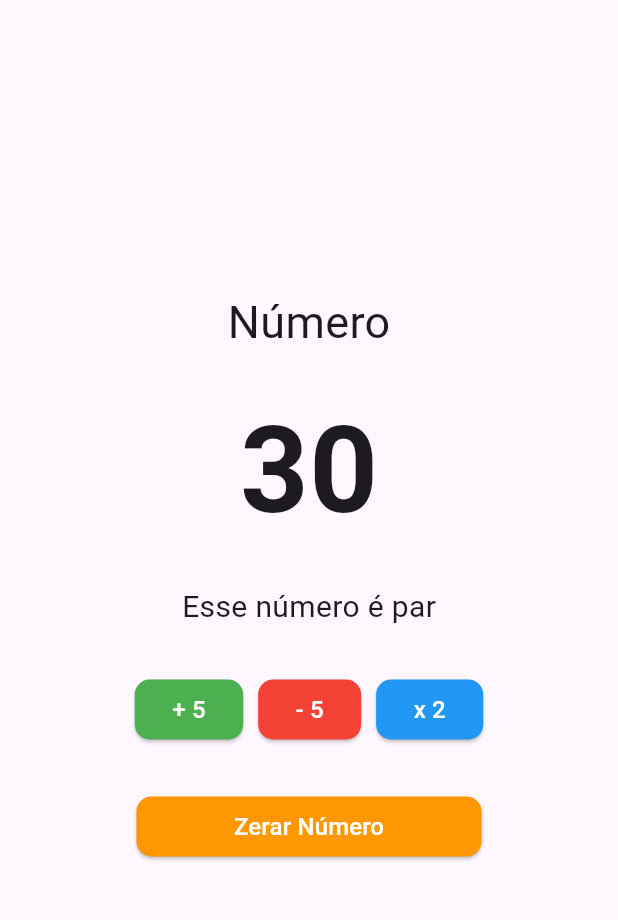
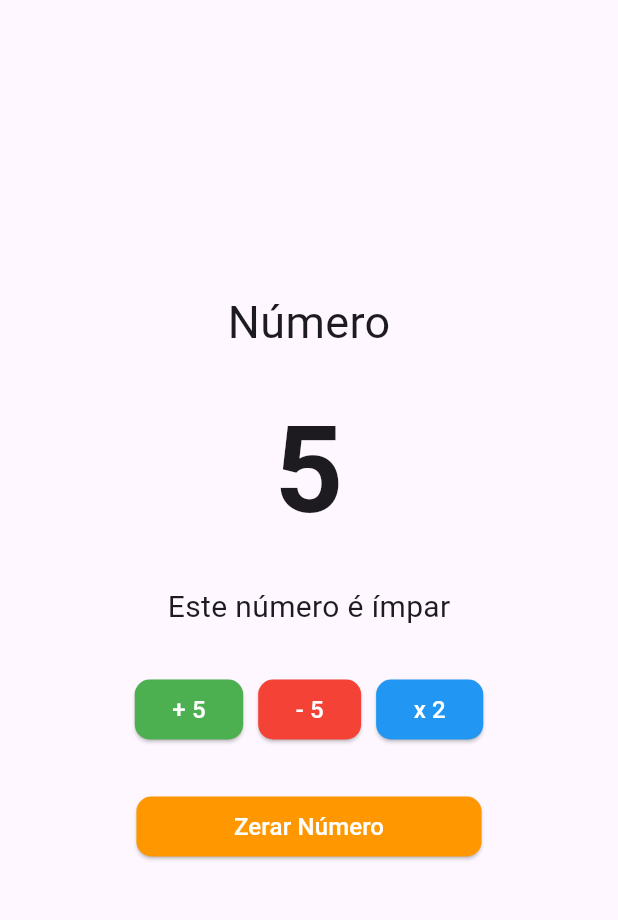
Before and after one commit to gabeporto/app_numerico, a Flutter app: the screen it shows after launch, after a tap on "+ 5", on a phone screen of 412 x 824 dp, the part 84-1004 px from its top. Run offline on Flutter 3.47's test engine with Material 3 defaults, Android fonts, the light colour scheme and no system bars.

Commit message:
feat: update HomePage view with states

```diff
--- a/lib/views/home_page.dart
+++ b/lib/views/home_page.dart
@@ -1,121 +1,187 @@
+import 'package:flutter/material.dart';
 import 'package:ex06_application/components/app_bar_component.dart';
 import 'package:ex06_application/components/main_button_component.dart';
-import 'package:flutter/material.dart';
+import 'package:ex06_application/controllers/number_controller.dart';
+import 'package:ex06_application/model/number.dart';
 
-class HomePage extends StatelessWidget {
+class HomePage extends StatefulWidget {
   const HomePage({super.key});
+
+  @override
+  _HomePageState createState() => _HomePageState();
+}
+
+class _HomePageState extends State<HomePage> {
+  late int _counter;
+  late String _numberStatus;
+
+  @override
+  void initState() {
+    super.initState();
+    _counter = Number.instance.getCounter();
+    _numberStatus = NumberController.instance.getNumberStatus();
+  }
+
+  void _updateCounter() {
+    setState(() {
+      _counter = Number.instance.getCounter();
+      _numberStatus = NumberController.instance.getNumberStatus();
+      if (_counter < 0) {
+        _showNegativeNumberAlert();
+      }
+    });
+  }
+
+  void _showNegativeNumberAlert() {
+    showDialog(
+      context: context,
+      builder: (context) {
+        return AlertDialog(
+          title: const Text('Número Negativo!'),
+          content: const Text('O número não pode ser negativo!'),
+          actions: [
+            TextButton(
+              onPressed: () {
+                Navigator.of(context).pop();
+              },
+              child: const Text('OK'),
+            ),
+          ],
+        );
+      },
+    );
+  }
 
   @override
   Widget build(BuildContext context) {
     return Scaffold(
       appBar: appBar(
-          title: 'App Numérico',
-          icon: const Icon(Icons.tag)
+        title: 'App Numérico',
+        icon: const Icon(Icons.tag),
       ),
       body: Column(
         mainAxisAlignment: MainAxisAlignment.center,
         children: [
-          Row(
+          const Row(
             mainAxisAlignment: MainAxisAlignment.center,
             children: [
               Text(
                 'Número',
                 style: TextStyle(
-                  fontSize: 30
+                  fontSize: 30,
                 ),
               ),
             ],
           ),
-
-          SizedBox(
+          const SizedBox(
             height: 20,
           ),
-
           Row(
             mainAxisAlignment: MainAxisAlignment.center,
             children: [
               Text(
-                  '30',
-                  style: TextStyle(
-                    fontSize: 80,
-                    fontWeight: FontWeight.bold
-                  ),
+                _counter.toString(),
+                style: const TextStyle(
+                  fontSize: 80,
+                  fontWeight: FontWeight.bold,
                 ),
+              ),
             ],
           ),
-
-          SizedBox(
+          const SizedBox(
             height: 20,
           ),
-
           Row(
             mainAxisAlignment: MainAxisAlignment.center,
             children: [
               Text(
-                  'Esse número é par',
-                  style: TextStyle(
-                    fontSize: 20
-                  ),
+                'Este número é $_numberStatus',
+                style: const TextStyle(
+                  fontSize: 20,
                 ),
+              ),
             ],
           ),
-
-          SizedBox(
+          const SizedBox(
             height: 30,
           ),
-
           Row(
             mainAxisAlignment: MainAxisAlignment.center,
             children: [
               mainButton(
                 buttonText: '+ 5',
-                buttonFunction:() => print('+5'),
+                buttonFunction: () {
+                  int newValue = _counter + 5;
+                  if (newValue >= 0) {
+                    NumberController.instance.increaseFive();
+                    _updateCounter();
+                  } else {
+                    _showNegativeNumberAlert();
+                  }
+                },
                 buttonColor: Colors.green,
-                textButtonColor: Colors.white
+                textButtonColor: Colors.white,
               ),
-              SizedBox(
+              const SizedBox(
                 height: 30,
                 width: 10,
               ),
               mainButton(
                 buttonText: '- 5',
-                buttonFunction:() => print('-5'),
+                buttonFunction: () {
+                  int newValue = _counter - 5;
+                  if (newValue >= 0) {
+                    NumberController.instance.decreaseFive();
+                    _updateCounter();
+                  } else {
+                    _showNegativeNumberAlert();
+                  }
+                },
                 buttonColor: Colors.red,
-                textButtonColor: Colors.white
+                textButtonColor: Colors.white,
               ),
-              SizedBox(
+              const SizedBox(
                 height: 30,
                 width: 10,
               ),
               mainButton(
                 buttonText: 'x 2',
-                buttonFunction:() => print('x2'),
+                buttonFunction: () {
+                  int newValue = _counter * 2;
+                  if (newValue >= 0) {
+                    NumberController.instance.multiplyByTwo();
+                    _updateCounter();
+                  } else {
+                    _showNegativeNumberAlert();
+                  }
+                },
                 buttonColor: Colors.blue,
-                textButtonColor: Colors.white
+                textButtonColor: Colors.white,
               ),
             ],
           ),
-
-          SizedBox(
+          const SizedBox(
             height: 30,
           ),
-
           Row(
             mainAxisAlignment: MainAxisAlignment.center,
             children: [
               mainButton(
                 buttonText: 'Zerar Número',
-                buttonFunction:() => print('x2'),
+                buttonFunction: () {
+                  if (_counter != 0) {
+                    NumberController.instance.reset();
+                    _updateCounter();
+                  }
+                },
                 buttonColor: Colors.orange,
                 textButtonColor: Colors.white,
-                horizontalPadding: 65
+                horizontalPadding: 65,
               ),
             ],
-          )
-
+          ),
         ],
       ),
-
     );
   }
 }
```
